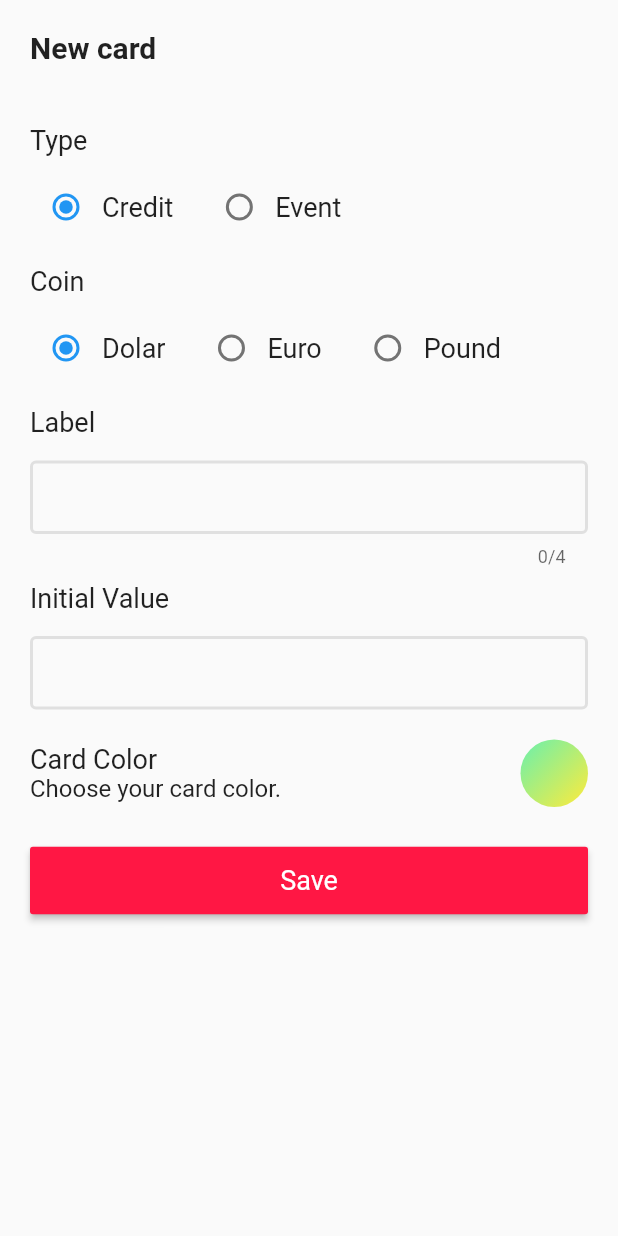
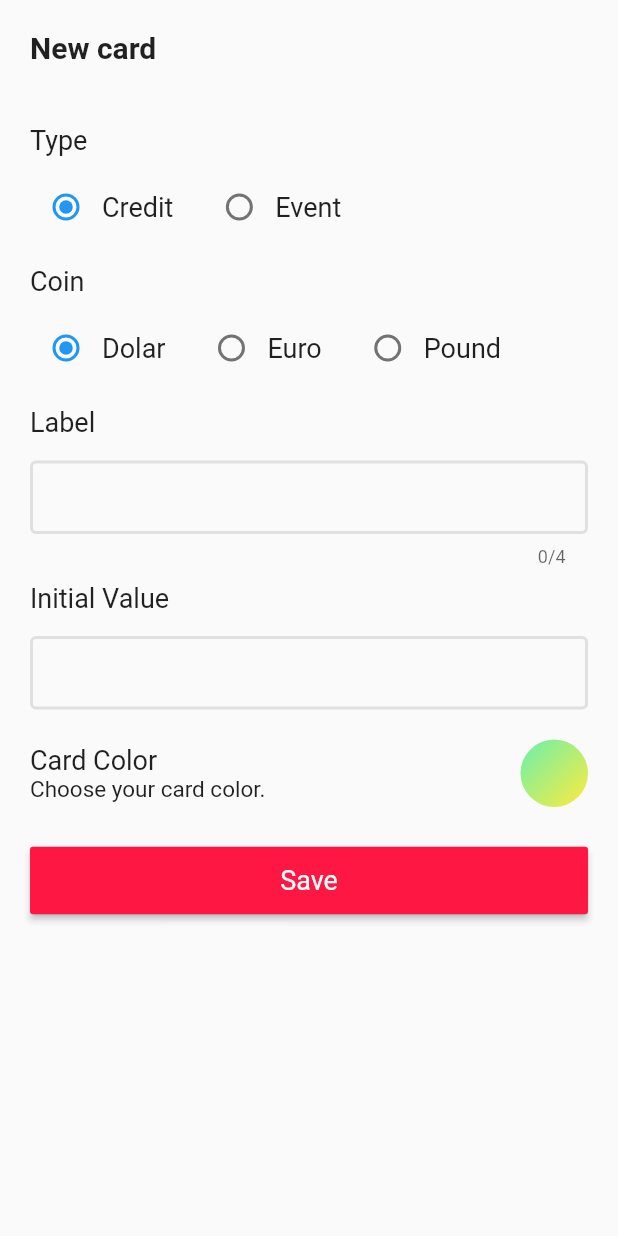
Before and after one commit to feMoraes0/wallet-app, a Flutter app: the NewCardForm screen opened directly, on a phone screen of 412 x 824 dp. Run offline on Flutter 3.47's test engine with Material 2 defaults, Android fonts, the phone set to English and light mode, and no system bars.

Commit message:
Updating small details about new card screen

```diff
--- a/lib/app/screens/new_card_form.dart
+++ b/lib/app/screens/new_card_form.dart
@@ -115,9 +115,7 @@ class _NewCardFormState extends State<NewCardForm> {
                                   setState(() {
                                     this._radioType = "event";
                                     this._labelController.value =
-                                        TextEditingValue(
-                                      text: ""
-                                    );
+                                        TextEditingValue(text: "");
                                   });
                                 },
                                 child: Container(
@@ -341,7 +339,7 @@ class _NewCardFormState extends State<NewCardForm> {
                             ),
                             Text(
                               "Choose your card color.",
-                              style: TextStyle(fontSize: 16.0),
+                              style: TextStyle(fontSize: 15.0),
                             )
                           ],
                         ),
@@ -353,8 +351,10 @@ class _NewCardFormState extends State<NewCardForm> {
                               end: Alignment.bottomRight,
                               colors: [
                                 Color(0xFF69F0AE),
-                                    Color(0xFFFFEB3B)
-                                  ])),
+                                Color(0xFFFFEB3B),
+                              ],
+                            ),
+                          ),
                           height: 45,
                           width: 45,
                         ),
```
Lines whose indentation alone changed are shown as unchanged.
